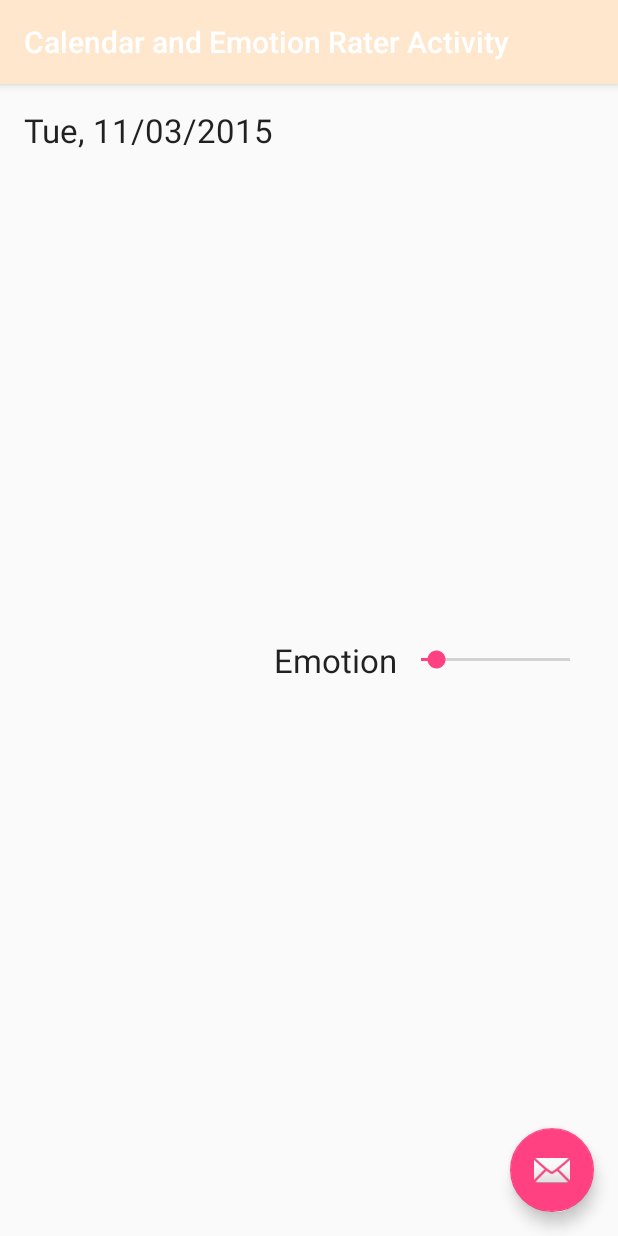
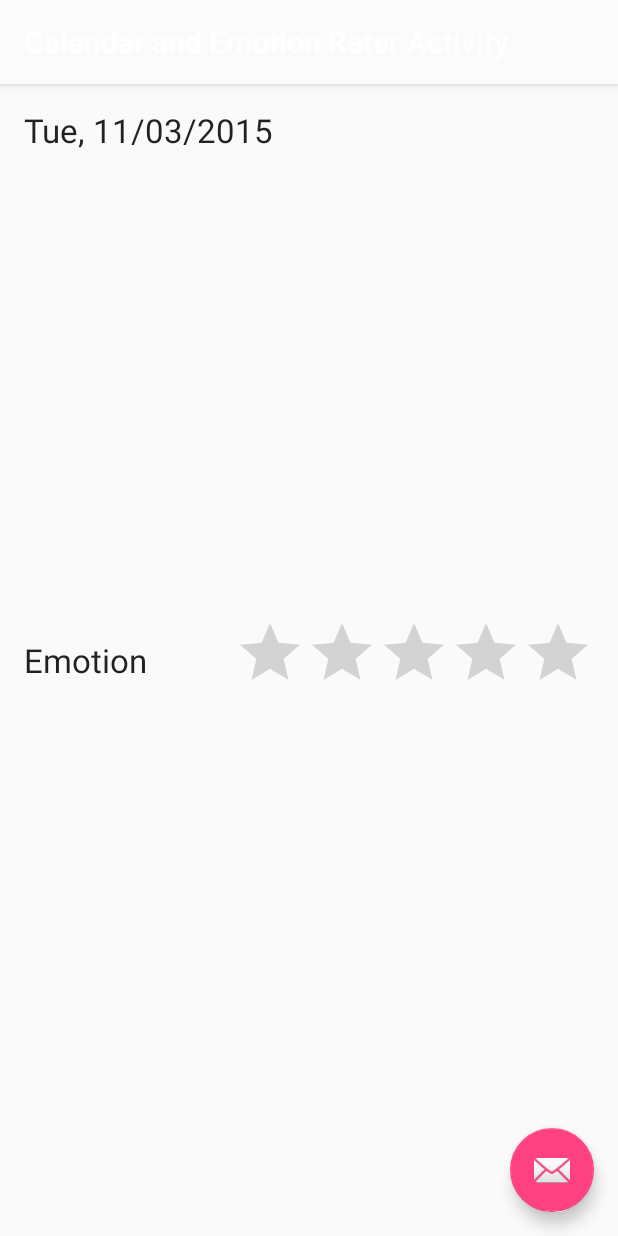
Before and after one commit to Biometrix-Health-Self-Improvement/Biometrix-Old, an Android app: the SelectDate_EmotionRater screen opened directly, with no data from a screen before it, on a phone screen of 412 x 824 dp. Run offline under Robolectric (Android 15) with nearby library versions, the phone set to English and light mode, and no system bars.

Commit message:
updated colors

```diff
--- a/AndroidProject/Biometrix/biometrixApp/src/main/java/com/rocket/biometrix/SelectDate_EmotionRater.java
+++ b/AndroidProject/Biometrix/biometrixApp/src/main/java/com/rocket/biometrix/SelectDate_EmotionRater.java
@@ -8,17 +8,15 @@ import android.support.v7.app.AppCompatActivity;
 import android.support.v7.widget.Toolbar;
 import android.view.View;
 import android.widget.DatePicker;
-import android.widget.EditText;
 import android.widget.TextView;
 
-import java.text.DateFormat;
 import java.text.SimpleDateFormat;
 import java.util.Calendar;
-import java.util.Date;
 import java.util.GregorianCalendar;
 
 public class SelectDate_EmotionRater extends AppCompatActivity {
-    final static String dateFormat = "EEE, MM/dd/yyyy";
+    final static String _dateFormat = "EEE, MM/dd/yyyy";
+
 
     @Override
     protected void onCreate(Bundle savedInstanceState) {
@@ -71,7 +69,7 @@ public class SelectDate_EmotionRater extends AppCompatActivity {
         TextView textDate = (TextView)findViewById(R.id.textDate);
         //TODO: Check to make sure date is not in the future, if it is, display error and do not change date
         Calendar c = new GregorianCalendar(year, month, day);
-        String str = new SimpleDateFormat(dateFormat).format(c.getTime());
+        String str = new SimpleDateFormat(_dateFormat).format(c.getTime());
         textDate.setText(str);
     }
 
--- a/AndroidProject/Biometrix/biometrixApp/src/main/res/layout/content_home_screen.xml
+++ b/AndroidProject/Biometrix/biometrixApp/src/main/res/layout/content_home_screen.xml
@@ -8,7 +8,7 @@
     android:paddingBottom="@dimen/activity_vertical_margin"
     app:layout_behavior="@string/appbar_scrolling_view_behavior"
     tools:showIn="@layout/activity_home_screen" tools:context="com.rocket.biometrix.HomeScreen"
-    android:background="@color/colorPrimary">
+    android:background="@color/bg_color">
 
     <ImageView
         android:layout_width="wrap_content"
--- a/AndroidProject/Biometrix/biometrixApp/src/main/res/layout/content_select_date__emotion_rater.xml
+++ b/AndroidProject/Biometrix/biometrixApp/src/main/res/layout/content_select_date__emotion_rater.xml
@@ -23,15 +23,6 @@
         android:layout_alignParentTop="true"
         android:layout_alignParentStart="true" />
 
-    <LinearLayout
-        android:orientation="horizontal"
-        android:layout_width="fill_parent"
-        android:layout_height="match_parent"
-        android:layout_centerVertical="true"
-        android:layout_toEndOf="@+id/textDate"
-        android:showDividers="beginning|middle|end"
-        android:textAlignment="viewStart">
-
     <TextView
         android:layout_width="wrap_content"
         android:layout_height="wrap_content"
@@ -40,17 +31,17 @@
         android:text="Emotion"
         android:id="@+id/emotionText"
         android:layout_gravity="center_vertical"
-            android:textAlignment="inherit" />
+        android:textAlignment="inherit"
+        android:layout_centerVertical="true"
+        android:layout_alignParentStart="false" />
 
-        <SeekBar
-            android:layout_width="fill_parent"
+    <RatingBar
+        android:layout_width="wrap_content"
         android:layout_height="wrap_content"
-            android:id="@+id/emotionBar"
-            android:layout_gravity="center_vertical"
-            android:layout_weight="1"
-            android:max="10"
-            android:progress="1"
-            android:indeterminate="false" />
-    </LinearLayout>
+        android:id="@+id/ratingBar"
+        android:stepSize=".5"
+        android:numStars="5"
+        android:layout_centerVertical="true"
+        android:layout_alignParentEnd="true" />
 
 </RelativeLayout>
--- a/AndroidProject/Biometrix/biometrixApp/src/main/res/values/colors.xml
+++ b/AndroidProject/Biometrix/biometrixApp/src/main/res/values/colors.xml
@@ -1,9 +1,10 @@
 <?xml version="1.0" encoding="utf-8"?>
 <resources>
-    <color name="colorPrimary">#FFE7CE</color>
-    <color name="colorPrimaryDark">#FFCE9B</color>
+    <color name="bg_color">#FBFBFB</color>
+    <color name="top_bar_color">#B0B0B0</color>
     <color name="colorAccent">#FF4081</color>
-    <color name="button_color">#BCD991</color>
+    <color name="button_color">#83CDBC</color>
+    <color name="activity_header">#83CDBC</color>
     <color name="enabled_color">#DD2eB1</color>
     <color name="disabled_color">#000000</color>
 </resources>
--- a/AndroidProject/Biometrix/biometrixApp/src/main/res/values/styles.xml
+++ b/AndroidProject/Biometrix/biometrixApp/src/main/res/values/styles.xml
@@ -3,8 +3,8 @@
     <!-- Base application theme. -->
     <style name="AppTheme" parent="Theme.AppCompat.Light.DarkActionBar">
         <!-- Customize your theme here. -->
-        <item name="colorPrimary">@color/colorPrimary</item>
-        <item name="colorPrimaryDark">@color/colorPrimaryDark</item>
+        <item name="colorPrimary">@color/bg_color</item>
+        <item name="colorPrimaryDark">@color/top_bar_color</item>
         <item name="colorAccent">@color/colorAccent</item>
     </style>
     <style name="AppTheme.NoActionBar">
```
Lines whose indentation alone changed are shown as unchanged.
